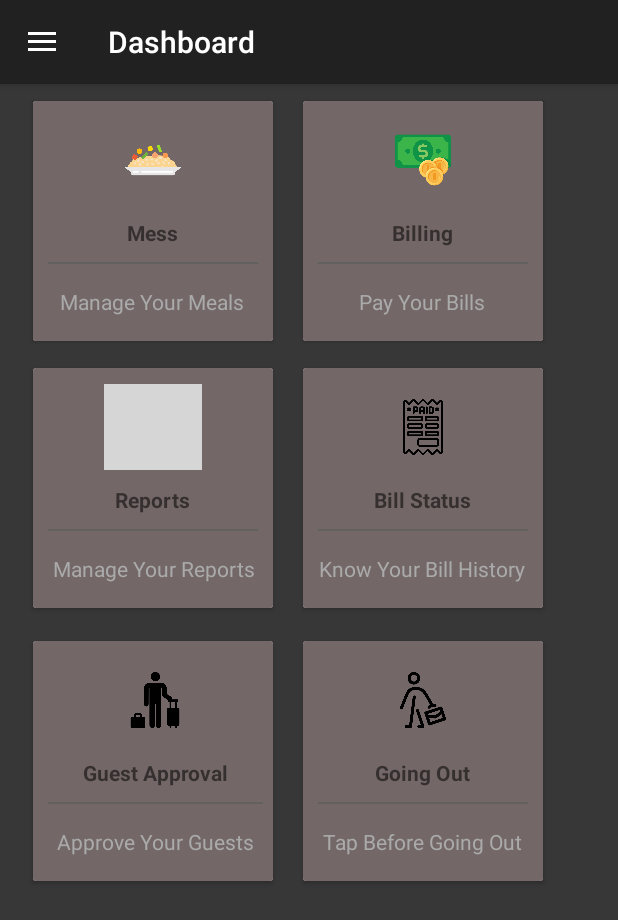
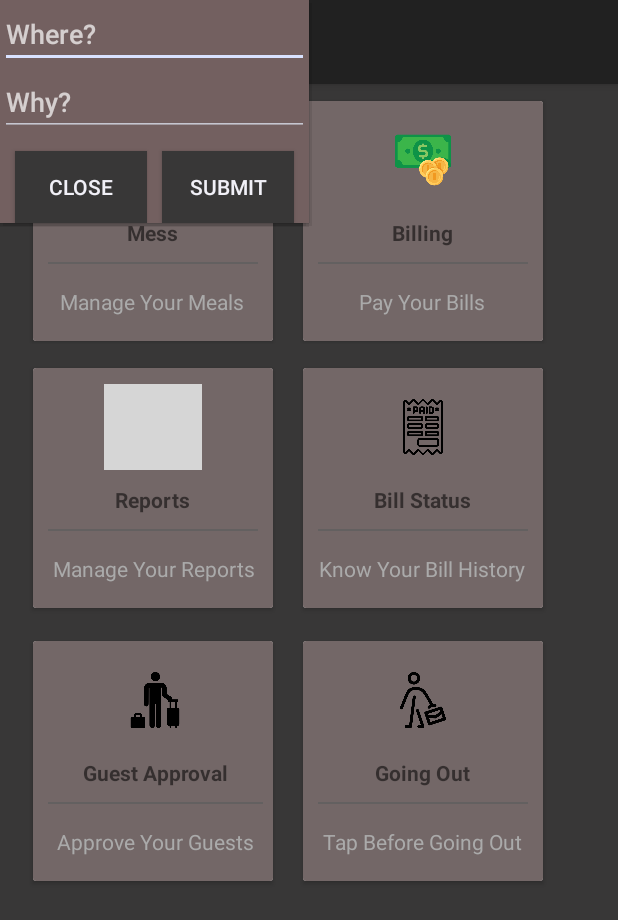
Before and after one commit to hasiburporag/OsmanyHallManagement, an Android app: the StudentProfile screen opened directly, with no data from a screen before it, after a tap on "YES", on a phone screen of 412 x 824 dp. Shown: the top 920 px of the screen. Run offline under Robolectric (Android 15) with nearby library versions, the phone set to English and light mode, and no system bars; Roboto replaces fonts that are not available here; 1 other tap on this screen came first; grey boxes are pictures that could not be loaded.

Commit message:
Going Out

```diff
--- a/app/src/main/AndroidManifest.xml
+++ b/app/src/main/AndroidManifest.xml
@@ -8,6 +8,7 @@
         android:label="@string/app_name"
         android:roundIcon="@mipmap/ic_launcher_round"
         android:supportsRtl="true"
+        android:largeHeap="true"
         android:theme="@style/AppTheme">
         <activity android:name=".MainActivity">
             <intent-filter>
--- a/app/src/main/java/com/example/porag/osmanyhallmanagement/StudentProfile.java
+++ b/app/src/main/java/com/example/porag/osmanyhallmanagement/StudentProfile.java
@@ -2,8 +2,10 @@ package com.example.porag.osmanyhallmanagement;
 
 import android.app.AlertDialog;
 import android.app.ProgressDialog;
+import android.content.Context;
 import android.content.DialogInterface;
 import android.content.Intent;
+import android.os.Build;
 import android.support.annotation.NonNull;
 import android.support.design.widget.NavigationView;
 import android.support.v4.widget.DrawerLayout;
@@ -11,9 +13,15 @@ import android.support.v7.app.ActionBarDrawerToggle;
 import android.support.v7.app.AppCompatActivity;
 import android.os.Bundle;
 import android.support.v7.widget.CardView;
+import android.view.Gravity;
 import android.view.KeyEvent;
+import android.view.LayoutInflater;
 import android.view.MenuItem;
 import android.view.View;
+import android.widget.Button;
+import android.widget.EditText;
+import android.widget.LinearLayout;
+import android.widget.PopupWindow;
 import android.widget.Toast;
 
 public class StudentProfile extends AppCompatActivity {
@@ -22,6 +30,11 @@ public class StudentProfile extends AppCompatActivity {
     private ActionBarDrawerToggle t;
     private NavigationView nv;
     private SkipActivity session;
+    private Context context;
+    private PopupWindow pw;
+    private LinearLayout layout;
+    Button submit,close;
+    EditText reason,where1;
     ProgressDialog progressDialog;
 
     CardView Gout;
@@ -31,6 +44,7 @@ public class StudentProfile extends AppCompatActivity {
         super.onCreate(savedInstanceState);
         setContentView(R.layout.activity_student_profile);
         progressDialog=new ProgressDialog(this);
+        layout=findViewById(R.id.parenlayout);
         progressDialog.setMessage("Logging Out");
         dl = (DrawerLayout) findViewById(R.id.activity_student_profile);
         Gout=findViewById(R.id.gout);
@@ -38,9 +52,7 @@ public class StudentProfile extends AppCompatActivity {
         session=new SkipActivity(this);
         dl.addDrawerListener(t);
         t.syncState();
-
-
-
+        context=getApplicationContext();
         getSupportActionBar().setDisplayHomeAsUpEnabled(true);
 
         nv = (NavigationView) findViewById(R.id.nv);
@@ -65,6 +77,45 @@ public class StudentProfile extends AppCompatActivity {
                                     }).setNegativeButton("Yes", new DialogInterface.OnClickListener() {
                                 @Override
                                 public void onClick(DialogInterface dialog, int which) {
+
+                                LayoutInflater inf= (LayoutInflater) context.getSystemService(LAYOUT_INFLATER_SERVICE);
+                                View Custom=inf.inflate(R.layout.pop_up_window_1,null);
+                                    pw = new PopupWindow(
+                                            Custom,
+                                            LinearLayout.LayoutParams.WRAP_CONTENT,
+                                            LinearLayout.LayoutParams.WRAP_CONTENT
+                                    );
+
+                                    if(Build.VERSION.SDK_INT>=21){
+                                        pw.setElevation(5.0f);
+                                    }
+                                    pw.showAtLocation(layout, Gravity.CENTER,0,0);
+                                    pw.setFocusable(true);
+                                    pw.update();
+                                    submit=Custom.findViewById(R.id.submit_reason);
+                                    close=Custom.findViewById(R.id.close);
+                                    reason=Custom.findViewById(R.id.input_reason);
+                                    where1=Custom.findViewById(R.id.input_location);
+
+                                    submit.setOnClickListener(new View.OnClickListener() {
+                                        @Override
+                                        public void onClick(View v) {
+                                            String karon=reason.getText().toString();
+                                            String kothai=where1.getText().toString();
+                                            Toast.makeText(getApplicationContext(),karon+kothai,Toast.LENGTH_LONG).show();
+                                        }
+                                    });
+
+                                    close.setOnClickListener(new View.OnClickListener() {
+                                        @Override
+                                        public void onClick(View v) {
+                                            pw.dismiss();
+                                        }
+                                    });
+
+
+
+
 
                                 }
                             }).show();
--- a/app/src/main/res/layout/activity_student_profile.xml
+++ b/app/src/main/res/layout/activity_student_profile.xml
@@ -14,6 +14,7 @@
         android:background="#383737">
 
     <LinearLayout
+        android:id="@+id/parenlayout"
         android:layout_marginTop="10dp"
         android:layout_marginLeft="12dp"
         android:layout_width="match_parent"
--- /dev/null
+++ b/app/src/main/res/layout/pop_up_window_1.xml
@@ -0,0 +1,49 @@
+<?xml version="1.0" encoding="utf-8"?>
+<LinearLayout xmlns:android="http://schemas.android.com/apk/res/android"
+    android:layout_width="match_parent"
+    android:layout_height="match_parent"
+    android:orientation="vertical"
+    android:background="#736060">
+
+
+
+        <EditText android:id="@+id/input_location"
+            android:layout_width="match_parent"
+            android:layout_height="wrap_content"
+            android:inputType="text"
+            android:hint="Where?" />
+
+        <EditText android:id="@+id/input_reason"
+            android:layout_width="match_parent"
+            android:layout_height="wrap_content"
+            android:inputType="text"
+            android:hint="Why?" />
+        <LinearLayout
+            android:layout_width="match_parent"
+            android:layout_height="wrap_content"
+            android:orientation="horizontal">
+
+                <Button
+                    android:layout_marginLeft="10dp"
+                    android:layout_marginTop="10dp"
+                    android:layout_width="wrap_content"
+                    android:layout_height="wrap_content"
+                    android:text="Close"
+                    android:id="@+id/close"
+                    android:background="#383737"
+                    android:layout_weight="1"/>
+        <Button
+            android:layout_marginLeft="10dp"
+            android:layout_marginTop="10dp"
+            android:layout_marginRight="10dp"
+            android:id="@+id/submit_reason"
+            android:layout_width="wrap_content"
+            android:layout_height="wrap_content"
+            android:text="Submit"
+            android:background="#383737"
+            android:layout_weight="1"/>
+
+        </LinearLayout>
+
+
+</LinearLayout>
```
Also changed, not shown: app/src/main/res/drawable/close.png (added), app/src/main/res/drawable/error.png (added).
